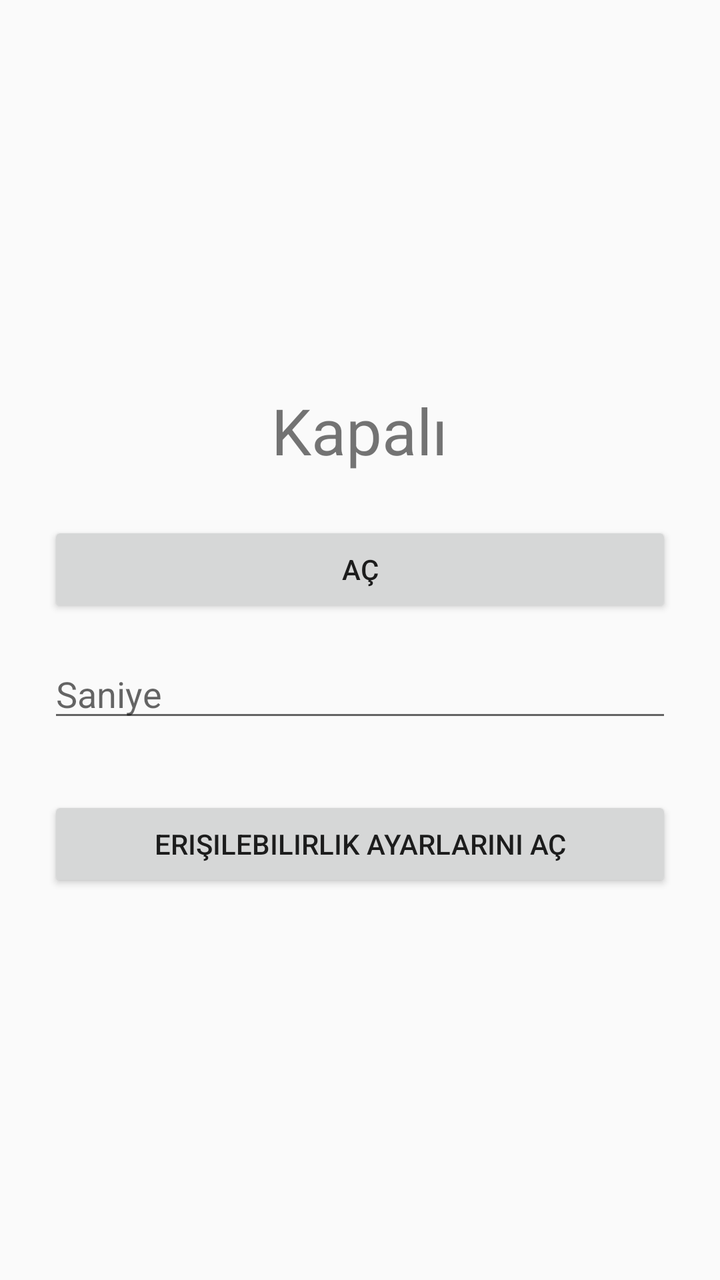
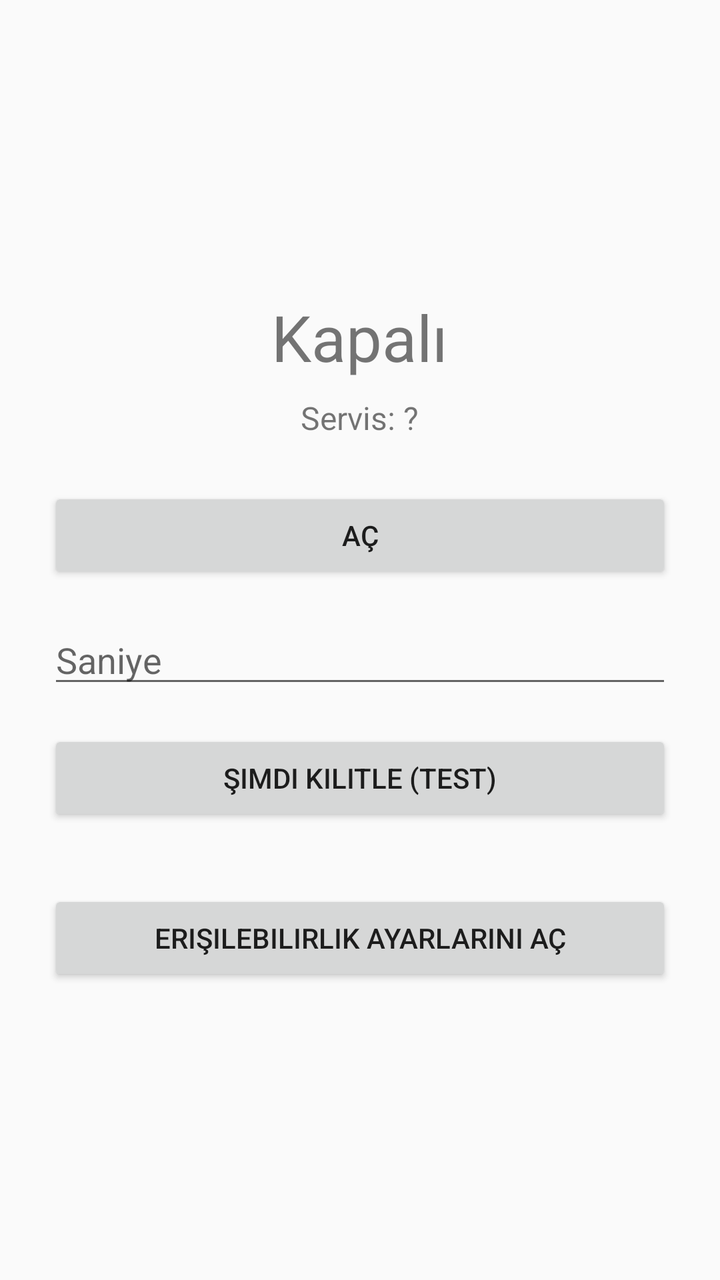

Compare the two renders of this Android layout. The source of the first and the diff that turns it into the second are given below.
<!-- AndroidManifest.xml: application theme Theme.AppCompat.DayNight.NoActionBar -->
<!-- res/layout/activity_main.xml -->
<?xml version="1.0" encoding="utf-8"?>
<LinearLayout xmlns:android="http://schemas.android.com/apk/res/android"
    android:layout_width="match_parent"
    android:layout_height="match_parent"
    android:gravity="center"
    android:orientation="vertical"
    android:padding="24dp">

    <TextView
        android:id="@+id/status"
        android:layout_width="wrap_content"
        android:layout_height="wrap_content"
        android:text="Kapalı"
        android:textSize="32sp" />

    <Button
        android:id="@+id/toggle"
        android:layout_width="match_parent"
        android:layout_height="wrap_content"
        android:layout_marginTop="24dp"
        android:text="Aç" />

    <EditText
        android:id="@+id/seconds"
        android:layout_width="match_parent"
        android:layout_height="wrap_content"
        android:layout_marginTop="16dp"
        android:hint="Saniye"
        android:inputType="number" />

    <Button
        android:id="@+id/accessBtn"
        android:layout_width="match_parent"
        android:layout_height="wrap_content"
        android:layout_marginTop="32dp"
        android:text="Erişilebilirlik ayarlarını aç" />

</LinearLayout>
<!-- resources referenced by this layout -->
<resources>

</resources>

<!-- the commit's change to res/layout/activity_main.xml (unified diff, before → after) -->
@@ -12,6 +12,14 @@
         android:layout_height="wrap_content"
         android:text="Kapalı"
         android:textSize="32sp" />
+
+    <TextView
+        android:id="@+id/service"
+        android:layout_width="wrap_content"
+        android:layout_height="wrap_content"
+        android:layout_marginTop="8dp"
+        android:text="Servis: ?"
+        android:textSize="16sp" />
 
     <Button
         android:id="@+id/toggle"
@@ -29,6 +37,13 @@
         android:inputType="number" />
 
     <Button
+        android:id="@+id/testBtn"
+        android:layout_width="match_parent"
+        android:layout_height="wrap_content"
+        android:layout_marginTop="16dp"
+        android:text="Şimdi kilitle (test)" />
+
+    <Button
         android:id="@+id/accessBtn"
         android:layout_width="match_parent"
         android:layout_height="wrap_content"
